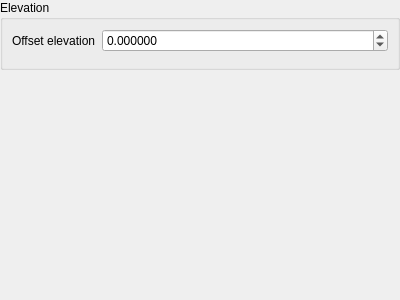
qgis/QGIS, file src/ui/pointcloud/qgspointcloudelevationpropertieswidgetbase.ui: the form before one commit.
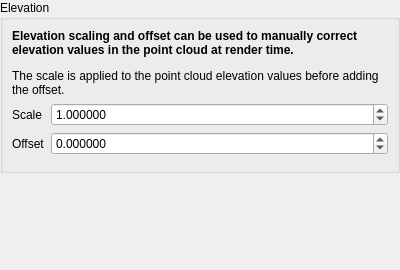
The form after the commit. Custom widgets are drawn as their Qt base class.

Commit message: Also add scaling factor option, test

Diff of the .ui file:
```diff
--- a/src/ui/pointcloud/qgspointcloudelevationpropertieswidgetbase.ui
+++ b/src/ui/pointcloud/qgspointcloudelevationpropertieswidgetbase.ui
@@ -7,7 +7,7 @@
     <x>0</x>
     <y>0</y>
     <width>400</width>
-    <height>300</height>
+    <height>270</height>
    </rect>
   </property>
   <property name="windowTitle">
@@ -41,21 +41,37 @@
       <string notr="true">vectorgeneral</string>
      </property>
      <layout class="QGridLayout" name="gridLayout_2">
-      <item row="2" column="0">
-       <widget class="Line" name="line_3">
-        <property name="orientation">
-         <enum>Qt::Vertical</enum>
+      <item row="1" column="1">
+       <widget class="QgsDoubleSpinBox" name="mScaleZSpinBox">
+        <property name="decimals">
+         <number>6</number>
+        </property>
+        <property name="minimum">
+         <double>0.000000000000000</double>
+        </property>
+        <property name="maximum">
+         <double>99999999999.000000000000000</double>
+        </property>
+        <property name="value">
+         <double>1.000000000000000</double>
         </property>
        </widget>
       </item>
       <item row="1" column="0">
+       <widget class="QLabel" name="label_2">
+        <property name="text">
+         <string>Scale</string>
+        </property>
+       </widget>
+      </item>
+      <item row="2" column="0">
        <widget class="QLabel" name="label">
         <property name="text">
-         <string>Offset elevation</string>
+         <string>Offset</string>
         </property>
        </widget>
       </item>
-      <item row="1" column="1">
+      <item row="2" column="1">
        <widget class="QgsDoubleSpinBox" name="mOffsetZSpinBox">
         <property name="decimals">
          <number>6</number>
@@ -68,6 +84,23 @@
         </property>
        </widget>
       </item>
+      <item row="3" column="0">
+       <widget class="Line" name="line_3">
+        <property name="orientation">
+         <enum>Qt::Vertical</enum>
+        </property>
+       </widget>
+      </item>
+      <item row="0" column="0" colspan="2">
+       <widget class="QLabel" name="label_3">
+        <property name="text">
+         <string>&lt;html&gt;&lt;head/&gt;&lt;body&gt;&lt;p&gt;&lt;span style=&quot; font-weight:600;&quot;&gt;Elevation scaling and offset can be used to manually correct elevation values in the point cloud at render time.&lt;/span&gt;&lt;/p&gt;&lt;p&gt;The scale is applied to the point cloud elevation values before adding the offset.&lt;/p&gt;&lt;/body&gt;&lt;/html&gt;</string>
+        </property>
+        <property name="wordWrap">
+         <bool>true</bool>
+        </property>
+       </widget>
+      </item>
      </layout>
     </widget>
    </item>
```
The commit also changes 21 other files.
